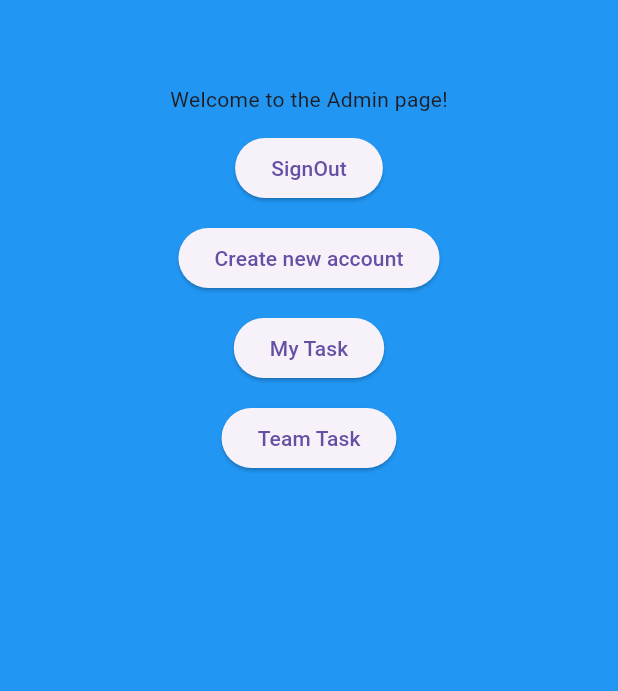
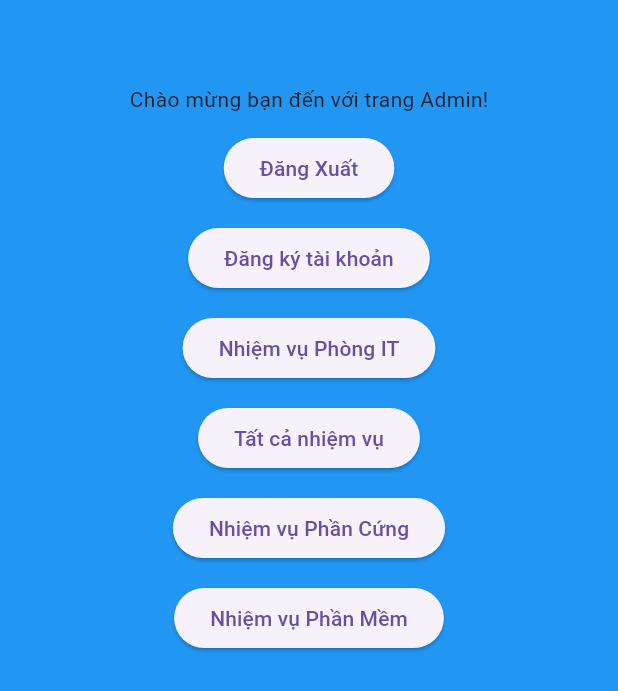
Before and after one commit to DangThangHalowwin09/to_do_app, a Flutter app: the AdminScreen screen opened directly, on a phone screen of 412 x 824 dp. Shown: the top 691 px of the screen. Run offline on Flutter 3.47's test engine with Material 3 defaults, Android fonts, the phone set to English and light mode, and no system bars; our stand-ins replace cloud_firestore, firebase_auth, firebase_core, firebase_messaging, fl_chart; missing offline and left inert: flutter_mentions, flutter_portal; accounts and stored records are empty.

Commit message:
add roles

```diff
--- a/lib/View/home_screen.dart
+++ b/lib/View/home_screen.dart
@@ -17,7 +17,7 @@ class AdminScreen extends StatelessWidget {
     return Scaffold(
       backgroundColor: Colors.blue,
       appBar: AppBar(
-        title: const Text('Admin Screen'),
+        title: const Text('Màn hình Admin'),
         backgroundColor: Colors.blue,
         foregroundColor: Colors.blue,
       ),
@@ -29,7 +29,7 @@ class AdminScreen extends StatelessWidget {
                 mainAxisAlignment: MainAxisAlignment.center,
 
                 children: [
-                  const Text('Welcome to the Admin page!'),
+                  const Text('Chào mừng bạn đến với trang Admin!'),
 
                   const SizedBox(height: 12),
                   ElevatedButton(
@@ -42,7 +42,7 @@ class AdminScreen extends StatelessWidget {
                         ),
                       );
                     },
-                    child: const Text("SignOut"),
+                    child: const Text("Đăng Xuất"),
                   ),
                   const SizedBox(height: 12),
                   ElevatedButton(
@@ -55,7 +55,21 @@ class AdminScreen extends StatelessWidget {
                         ),
                       );
                     },
-                    child: const Text("Create new account"),
+                    child: const Text("Đăng ký tài khoản"),
+                  ),
+                  const SizedBox(height: 12),
+
+                  ElevatedButton(
+                    onPressed: () {
+                      //_authService.signOut();
+                      Navigator.pushReplacement(
+                        context,
+                        MaterialPageRoute(
+                          builder: (_) => const Home_Screen(),
+                        ),
+                      );
+                    },
+                    child: const Text("Nhiệm vụ Phòng IT"),
                   ),
                   const SizedBox(height: 12),
                   ElevatedButton(
@@ -68,7 +82,7 @@ class AdminScreen extends StatelessWidget {
                         ),
                       );
                     },
-                    child: const Text("My Task"),
+                    child: const Text("Tất cả nhiệm vụ"),
                   ),
                   const SizedBox(height: 12),
                   ElevatedButton(
@@ -81,7 +95,20 @@ class AdminScreen extends StatelessWidget {
                         ),
                       );
                     },
-                    child: const Text("Team Task"),
+                    child: const Text("Nhiệm vụ Phần Cứng"),
+                  ),
+                  const SizedBox(height: 12),
+                  ElevatedButton(
+                    onPressed: () {
+                      //_authService.signOut();
+                      Navigator.pushReplacement(
+                        context,
+                        MaterialPageRoute(
+                          builder: (_) => const Home_Screen(),
+                        ),
+                      );
+                    },
+                    child: const Text("Nhiệm vụ Phần Mềm"),
                   ),
                 ],
               ),
@@ -104,7 +131,7 @@ class UserScreen extends StatelessWidget {
   Widget build(BuildContext context) {
     return Scaffold(
       backgroundColor: Colors.blue,
-      appBar: AppBar(title: const Text('User Screen'),
+      appBar: AppBar(title: const Text('Màn hình nhân viên'),
         backgroundColor: Colors.blue,
         foregroundColor: Colors.blue,
       ),
@@ -116,7 +143,7 @@ class UserScreen extends StatelessWidget {
                 mainAxisAlignment: MainAxisAlignment.center,
 
                 children: [
-                  const Text('Welcome to the User page!'),
+                  const Text('Chào mình đến với màn hình IT!'),
 
                   const SizedBox(height: 12),
                   ElevatedButton(
@@ -129,7 +156,7 @@ class UserScreen extends StatelessWidget {
                         ),
                       );
                     },
-                    child: const Text("SignOut"),
+                    child: const Text("Đăng Xuất"),
                   ),
                   const SizedBox(height: 12),
 
@@ -143,7 +170,7 @@ class UserScreen extends StatelessWidget {
                         ),
                       );
                     },
-                    child: const Text("My Task"),
+                    child: const Text("Nhiệm vụ phòng IT"),
                   ),
                   const SizedBox(height: 12),
                   ElevatedButton(
@@ -156,7 +183,7 @@ class UserScreen extends StatelessWidget {
                         ),
                       );
                     },
-                    child: const Text("Team Task"),
+                    child: const Text("Nhiệm vụ"),
                   ),
                   const SizedBox(height: 12),
                   ElevatedButton(
--- a/lib/View/signup_screen.dart
+++ b/lib/View/signup_screen.dart
@@ -125,7 +125,7 @@ class _SignupScreenState extends State<SignupScreen> {
                     _selectedRole = newValue!; // Update role selection
                   });
                 },
-                items: ['Admin', 'User'].map((role) {
+                items: ['Admin', 'User', 'Nhân viên phần cứng', 'Nhân viên phần mềm', 'Y bác sỹ'].map((role) {
                   return DropdownMenuItem(
                     value: role,
                     child: Text(role),
--- a/lib/main.dart
+++ b/lib/main.dart
@@ -34,8 +34,10 @@ class MyApp extends StatelessWidget {
   const MyApp({super.key});
 
   @override
+
   Widget build(BuildContext context) {
     return MaterialApp(
+
       debugShowCheckedModeBanner: false,
       home: LoginScreen(),
     );
```
Also changed, not shown: lib/View/login_screen.dart (+26 -2 lines).
